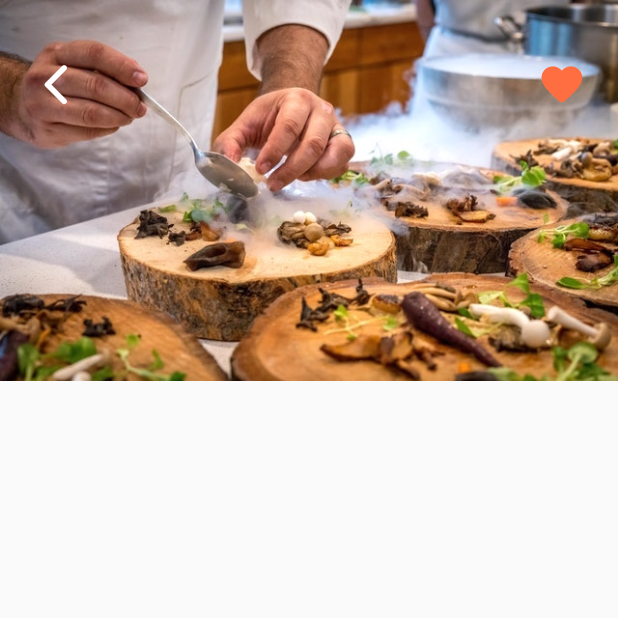
After one commit to MohammedGhazaly/food_delivery_ui, a Flutter app: the screen it shows after launch, after a tap on "Restaurant 0", on a phone screen of 412 x 824 dp, the top half of it. The commit adds this screen. Run offline on Flutter 3.47's test engine with Material 3 defaults, Android fonts, the phone set to English and light mode, and no system bars; our stand-ins replace flutter_screenutil.

Commit message:
Added stack for restaurant image and favourite icon

```diff
--- a/lib/views/home/widgets/nerby_restaurants.dart
+++ b/lib/views/home/widgets/nerby_restaurants.dart
@@ -1,6 +1,7 @@
 import 'package:flutter/material.dart';
 import 'package:flutter_food_delivery_ui/data/restaurant_data.dart';
 import 'package:flutter_food_delivery_ui/shared_widgets/rating_stars.dart';
+import 'package:flutter_food_delivery_ui/views/restaurant/restaurant_view.dart';
 import 'package:flutter_screenutil/flutter_screenutil.dart';
 
 class NerbyRestaurants extends StatelessWidget {
@@ -10,7 +11,15 @@ class NerbyRestaurants extends StatelessWidget {
   Widget build(BuildContext context) {
     return Column(
       children: restaurants.map((e) {
-        return Container(
+        return InkWell(
+          onTap: () {
+            Navigator.push(context, MaterialPageRoute(builder: (context) {
+              return RestaurantView(
+                restaurant: e,
+              );
+            }));
+          },
+          child: Container(
             margin: EdgeInsets.symmetric(horizontal: 20.w, vertical: 10.h),
             decoration: BoxDecoration(
               color: Colors.white,
@@ -81,6 +90,7 @@ class NerbyRestaurants extends StatelessWidget {
                 )
               ],
             ),
+          ),
         );
       }).toList(),
     );
--- /dev/null
+++ b/lib/views/restaurant/restaurant_view.dart
@@ -0,0 +1,54 @@
+import 'package:flutter/material.dart';
+import 'package:flutter_food_delivery_ui/models/restaurant.dart';
+import 'package:flutter_screenutil/flutter_screenutil.dart';
+
+class RestaurantView extends StatelessWidget {
+  final Restaurant restaurant;
+  const RestaurantView({super.key, required this.restaurant});
+
+  @override
+  Widget build(BuildContext context) {
+    return Scaffold(
+      body: Column(
+        children: [
+          Stack(
+            children: [
+              Image.asset(
+                restaurant.imageUrl,
+                height: 250.h,
+                width: double.infinity,
+                fit: BoxFit.cover,
+              ),
+              Padding(
+                padding: EdgeInsets.symmetric(vertical: 32.h, horizontal: 12.w),
+                child: Row(
+                  mainAxisAlignment: MainAxisAlignment.spaceBetween,
+                  children: [
+                    IconButton(
+                      onPressed: () {
+                        Navigator.pop(context);
+                      },
+                      icon: Icon(
+                        Icons.arrow_back_ios_new_rounded,
+                        color: Colors.white,
+                        size: 32.sp,
+                      ),
+                    ),
+                    IconButton(
+                      onPressed: () {},
+                      icon: Icon(
+                        Icons.favorite_rounded,
+                        color: Theme.of(context).primaryColor,
+                        size: 32.sp,
+                      ),
+                    )
+                  ],
+                ),
+              )
+            ],
+          )
+        ],
+      ),
+    );
+  }
+}
--- /dev/null
+++ b/lib/views/restaurant/widgets/restaurant_body.dart
@@ -0,0 +1,10 @@
+import 'package:flutter/material.dart';
+
+class RestaurantView extends StatelessWidget {
+  const RestaurantView({super.key});
+
+  @override
+  Widget build(BuildContext context) {
+    return const Placeholder();
+  }
+}
```
Lines whose indentation alone changed are shown as unchanged.
